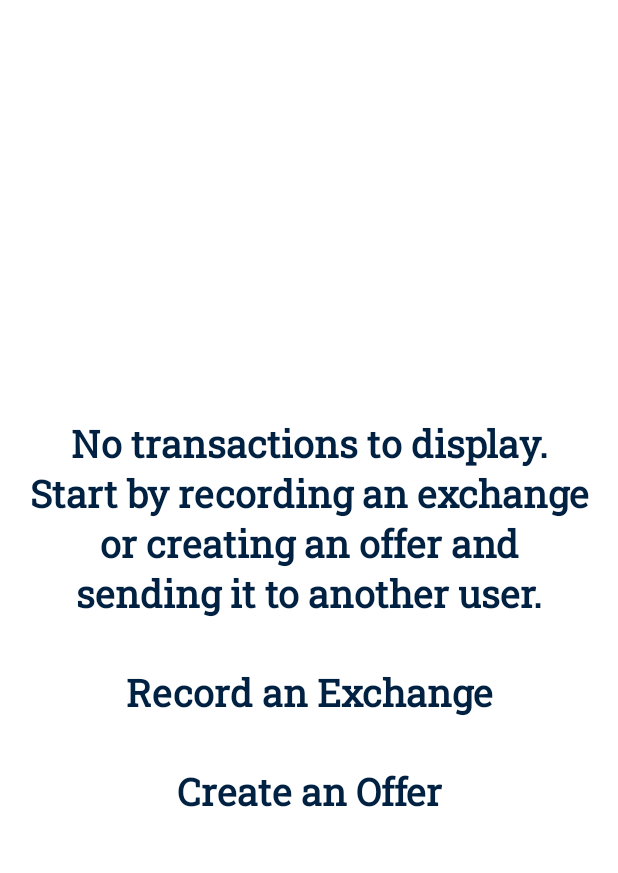
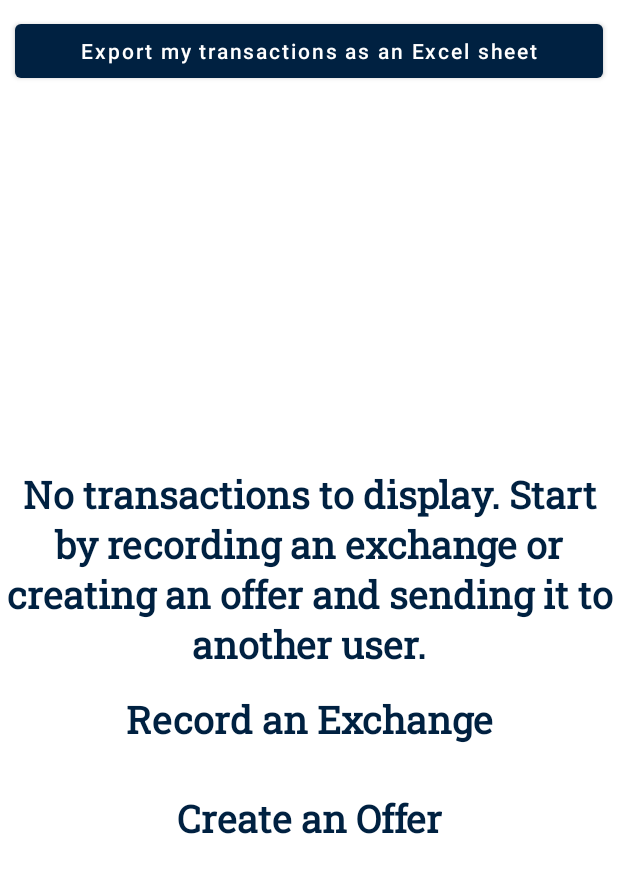
Before and after one commit to EECE430L/ExchangeRate_Android, an Android app: the layout fragment_my_transactions.xml on its own in the app's theme, with its tools: preview values and no code run, on a phone screen of 412 x 824 dp. Shown: the top 873 px of the screen. Run offline under Robolectric (Android 15) with nearby library versions, the phone set to English and light mode, and no system bars.

Commit message:
Add comments and support exporting transactions by email

```diff
--- a/app/src/main/java/com/eece430L/inflaterates/MainActivity.kt
+++ b/app/src/main/java/com/eece430L/inflaterates/MainActivity.kt
@@ -38,6 +38,7 @@ class MainActivity : AppCompatActivity() {
 
 //        https://youtu.be/AxjKfZr3Crk
         navigationView = findViewById(R.id.navigation_view)
+        // configure navigationView items so that each of them renders a specific fragment
         navigationView?.setNavigationItemSelectedListener {
 
             when(it.itemId) {
@@ -56,6 +57,7 @@ class MainActivity : AppCompatActivity() {
         }
 
         val isUserLoggedIn: Boolean = Authentication.getToken() != null
+        // to show extra menu items if the user is authenticated
         updateNavigationMenu(isUserLoggedIn)
     }
 
--- a/app/src/main/java/com/eece430L/inflaterates/SplashScreenActivity.kt
+++ b/app/src/main/java/com/eece430L/inflaterates/SplashScreenActivity.kt
@@ -9,9 +9,11 @@
 class SplashScreenActivity : AppCompatActivity() {
     override fun onCreate(savedInstanceState: Bundle?) {
 
+        // render the splash screen
         super.onCreate(savedInstanceState)
         setContentView(R.layout.activity_splash_screen)
 
+        // start the main activity after 1 s
         val rootLayout = findViewById<View>(android.R.id.content)
         rootLayout.postDelayed({
             val intent = Intent(this, MainActivity::class.java)
--- a/app/src/main/java/com/eece430L/inflaterates/api/retrofit.kt
+++ b/app/src/main/java/com/eece430L/inflaterates/api/retrofit.kt
@@ -31,7 +31,7 @@ object InflateRatesService {
         @GET("/exchangeRate")
         fun getExchangeRates(): Call<ExchangeRatesModel>
 
-        @GET("/statistics/todays-transactions")
+        @GET("/statistics/number-transactions")
         fun getTransactionNumbers(@Query("startYear") startYear: Int,
                                   @Query("startMonth") startMonth: Int,
                                   @Query("startDay") startDay: Int,
@@ -59,6 +59,9 @@ object InflateRatesService {
         @GET("/transaction")
         fun getMyTransactions(@Header("Authorization") authorization: String?) : Call<List<MyTransactionModel>>
 
+        @GET("/transaction/excel-transactions")
+        fun exportMyTransactions(@Header("Authorization") authorization: String?) : Call<Any>
+
         @POST("/transaction")
         fun addTransaction(@Body transaction: TransactionModel,
                            @Header("Authorization") authorization: String?) : Call<Any>
--- a/app/src/main/java/com/eece430L/inflaterates/exchange_rate/ExchangeRateFragment.kt
+++ b/app/src/main/java/com/eece430L/inflaterates/exchange_rate/ExchangeRateFragment.kt
@@ -50,6 +50,9 @@ class ExchangeRateFragment : Fragment() {
     override fun onCreateView(
         inflater: LayoutInflater, container: ViewGroup?, savedInstanceState: Bundle?): View? {
         val view: View =  inflater.inflate(R.layout.fragment_exchange_rate, container, false)
+
+        // obtain a reference to different ui elements
+        // configure some elements by setting their on click / text change listeners
 
         lbpToUsdExchangeRateContainer = view.findViewById(R.id.lbp_to_usd_exchange_rate_container)
         usdToLbpExchangeRateContainer = view.findViewById(R.id.usd_to_lbp_exchange_rate_container)
--- a/app/src/main/java/com/eece430L/inflaterates/exchange_service/MyTransactionsAdapter.kt
+++ b/app/src/main/java/com/eece430L/inflaterates/exchange_service/MyTransactionsAdapter.kt
@@ -12,6 +12,7 @@ import com.eece430L.inflaterates.utilities.ContentDescriptionUtils
 import com.eece430L.inflaterates.utilities.DateTimeFormatUtils
 
 // ChatGPT
+// MyTransactionsAdapter bridges between the transactions list view and the data obtained from the backend
 class MyTransactionsAdapter (private val inflater: LayoutInflater,
                              private val dataSource: List<MyTransactionModel>)
     : BaseAdapter() {
--- a/app/src/main/java/com/eece430L/inflaterates/exchange_service/OfferATransactionFragment.kt
+++ b/app/src/main/java/com/eece430L/inflaterates/exchange_service/OfferATransactionFragment.kt
@@ -34,6 +34,9 @@ class OfferATransactionFragment : Fragment() {
         inflater: LayoutInflater, container: ViewGroup?, savedInstanceState: Bundle?): View? {
         val view: View =  inflater.inflate(R.layout.fragment_offer_a_transaction, container, false)
 
+        // obtain a reference to different ui elements
+        // configure some elements by setting their on click / text change listeners
+
         receiverEditText = view.findViewById(R.id.receiver_Layout)
         TextChangeListenerUtils.setTextChangeListener(receiverEditText!!)
 
@@ -54,6 +57,7 @@ class OfferATransactionFragment : Fragment() {
 
     private fun createOffer() {
 
+        // hide the keyboard when the user presses on Create Offer
         val imm = requireActivity().getSystemService(Context.INPUT_METHOD_SERVICE) as InputMethodManager
         imm.hideSoftInputFromWindow(createOfferButton?.windowToken, 0)
 
--- a/app/src/main/java/com/eece430L/inflaterates/exchange_service/OffersAdapter.kt
+++ b/app/src/main/java/com/eece430L/inflaterates/exchange_service/OffersAdapter.kt
@@ -21,6 +21,9 @@ import retrofit2.Call
 import retrofit2.Callback
 import retrofit2.Response
 
+// https://www.tutorialspoint.com/android/android_list_view.htm
+// an adapter bridges between UI components and the data source that fill data into UI Components
+// OffersAdapter bridges between the offers list view and the data obtained from the backend
 class OffersAdapter(private val activity: Activity,
                     private val inflater: LayoutInflater,
                     private val progressBarManager: ProgressBarManager,
--- a/app/src/main/java/com/eece430L/inflaterates/exchange_service/OffersIReceivedFragment.kt
+++ b/app/src/main/java/com/eece430L/inflaterates/exchange_service/OffersIReceivedFragment.kt
@@ -29,6 +29,8 @@ class OffersIReceivedFragment : Fragment() {
         val view: View =  inflater.inflate(R.layout.fragment_offers_i_received, container, false)
 
         receivedOffersPlaceHolderTextView = view.findViewById(R.id.received_offers_placeholder_TextView)
+        // start with the placeholder text hidden
+        // after the api call is done you will either get data or else show the placeholder
         receivedOffersPlaceHolderTextView?.visibility = View.GONE
 
         listview = view.findViewById(R.id.offers_i_received_ListView)
--- a/app/src/main/java/com/eece430L/inflaterates/exchange_service/OffersISentFragment.kt
+++ b/app/src/main/java/com/eece430L/inflaterates/exchange_service/OffersISentFragment.kt
@@ -39,6 +39,7 @@ class OffersISentFragment : Fragment() {
         linkToCreateOfferTextView?.setOnClickListener { _ ->
             (activity as MainActivity).switchToOfferATransactionFragment()
         }
+        // underline "Create an Offer!"
         val linkToCreateOffer = SpannableString("Create an Offer!")
         linkToCreateOffer.setSpan(UnderlineSpan(), 0, linkToCreateOffer.length, 0)
         linkToCreateOfferTextView?.text = linkToCreateOffer
--- a/app/src/main/java/com/eece430L/inflaterates/exchange_service/RecordAnExchangeFragment.kt
+++ b/app/src/main/java/com/eece430L/inflaterates/exchange_service/RecordAnExchangeFragment.kt
@@ -31,6 +31,9 @@ class RecordAnExchangeFragment : Fragment() {
     override fun onCreateView(
         inflater: LayoutInflater, container: ViewGroup?, savedInstanceState: Bundle?): View? {
         val view: View =  inflater.inflate(R.layout.fragment_record_an_exchange, container, false)
+
+        // obtain a reference to different ui elements
+        // configure some elements by setting their on click / text change listeners
 
         lbpAmountEditText = view.findViewById(R.id.lbp_amount_Layout)
         TextChangeListenerUtils.setTextChangeListener(lbpAmountEditText!!)
--- a/app/src/main/java/com/eece430L/inflaterates/signup_and_login/SignupFragment.kt
+++ b/app/src/main/java/com/eece430L/inflaterates/signup_and_login/SignupFragment.kt
@@ -42,6 +42,9 @@ class SignupFragment : Fragment() {
 
         activity = requireActivity()
 
+        // obtain a reference to different ui elements
+        // configure some elements by setting their on click / text change listeners
+
         emailEditText = view.findViewById(R.id.emailLayout)
         TextChangeListenerUtils.setTextChangeListener(emailEditText!!)
 
@@ -67,6 +70,7 @@ class SignupFragment : Fragment() {
 
     private fun signup() {
 
+        // hide the keyboard when the user presses on signup
         val imm = activity?.getSystemService(Context.INPUT_METHOD_SERVICE) as InputMethodManager
         imm.hideSoftInputFromWindow(signupButton?.windowToken, 0)
 
--- a/app/src/main/java/com/eece430L/inflaterates/utilities/TextChangeListenerUtils.kt
+++ b/app/src/main/java/com/eece430L/inflaterates/utilities/TextChangeListenerUtils.kt
@@ -7,8 +7,8 @@ import com.google.android.material.textfield.TextInputLayout
 // https://stackoverflow.com/questions/68285436/how-do-i-clear-an-error-when-typing-in-an-edittext-field
 // Converted to utility function by ChatGPT
 object TextChangeListenerUtils {
-
       fun setTextChangeListener(textInputLayout: TextInputLayout) {
+          // clear the error when the edits their input
          textInputLayout.editText?.addTextChangedListener(object : TextWatcher {
             override fun beforeTextChanged(s: CharSequence?, start: Int, count: Int, after: Int) {}
             override fun afterTextChanged(s: Editable?) {}
--- a/app/src/main/res/layout/fragment_my_transactions.xml
+++ b/app/src/main/res/layout/fragment_my_transactions.xml
@@ -1,16 +1,30 @@
 <?xml version="1.0" encoding="utf-8"?>
-<FrameLayout xmlns:android="http://schemas.android.com/apk/res/android"
+<LinearLayout xmlns:android="http://schemas.android.com/apk/res/android"
     xmlns:tools="http://schemas.android.com/tools"
     android:layout_width="match_parent"
     android:layout_height="match_parent"
-    tools:context=".exchange_service.MyTransactionsFragment">
+    tools:context=".exchange_service.MyTransactionsFragment"
+    android:orientation="vertical"
+    android:gravity="center">
+
+    <Button
+        android:id="@+id/export_my_transactions_Button"
+        android:layout_width="match_parent"
+        android:layout_height="wrap_content"
+        android:layout_marginStart="10dp"
+        android:layout_marginTop="10dp"
+        android:layout_marginEnd="10dp"
+        android:layout_marginBottom="10dp"
+        android:text="Export my transactions as an Excel sheet"
+        android:textAllCaps="false" />
 
     <ListView
         android:id="@+id/my_transactions_ListView"
         android:layout_width="412dp"
         android:layout_height="match_parent"
         android:divider="@android:color/transparent"
-        android:dividerHeight="0dp" />
+        android:dividerHeight="0dp"
+        android:visibility="gone"/>
 
     <LinearLayout
         android:id="@+id/transactions_placeholder_LinearLayout"
@@ -24,7 +38,6 @@
             android:layout_height="wrap_content"
             android:fontFamily="@font/roboto_slab"
             android:gravity="center"
-            android:padding="16dp"
             android:text="No transactions to display. Start by recording an exchange or creating an offer and sending it to another user."
             android:textColor="@color/dark_blue"
             android:textSize="25sp"
@@ -54,4 +67,5 @@
             android:textSize="25sp"
             android:textStyle="bold" />
     </LinearLayout>
-</FrameLayout>
+
+</LinearLayout>
```
Also changed, not shown: app/src/main/java/com/eece430L/inflaterates/exchange_service/MyTransactionsFragment.kt (+56 -2 lines), app/src/main/java/com/eece430L/inflaterates/signup_and_login/LoginFragment.kt (+7 -0 lines), app/src/main/java/com/eece430L/inflaterates/statistics/StatisticsFragment.kt (+17 -0 lines).
